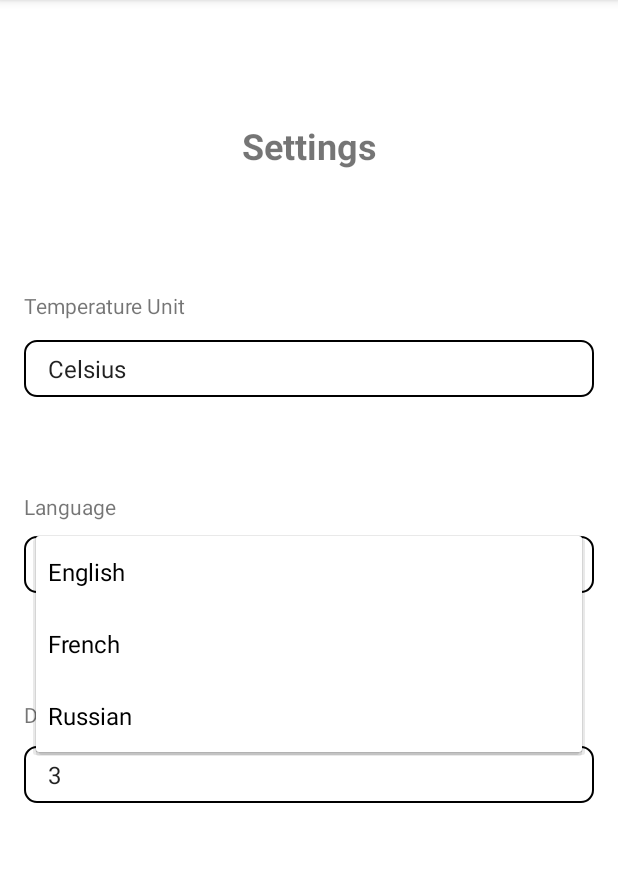
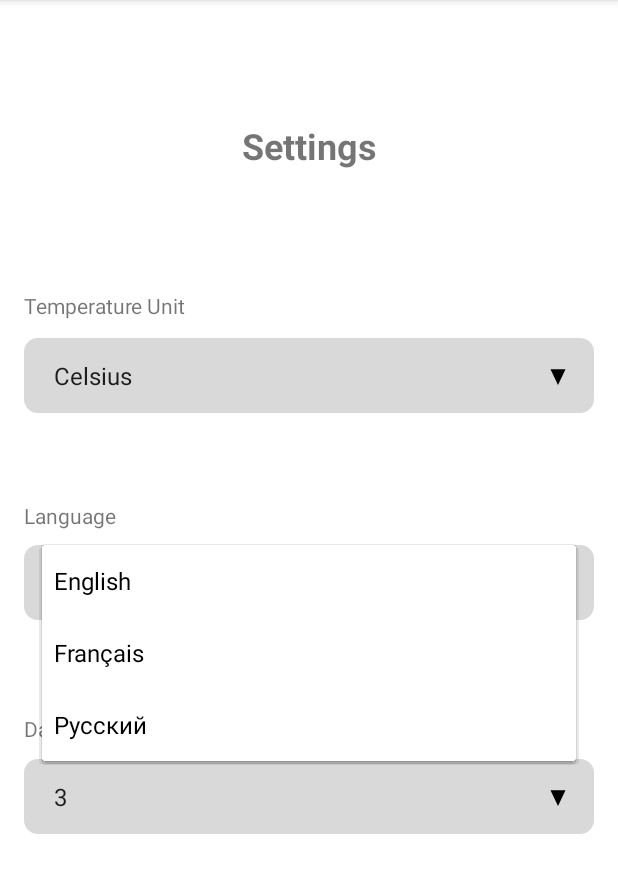
Before and after one commit to Aymanbalaa/WiScan, an Android app: the SettingsActivity screen opened directly, with no data from a screen before it, after a tap on "English", on a phone screen of 412 x 824 dp, the part 84-977 px from its top. Run offline under Robolectric (Android 15) with nearby library versions, the phone set to English and light mode, and no system bars.

Commit message:
Changes
-Changed the languuages in the spinner

-Changed the spinner UI

```diff
--- a/app/src/main/res/drawable/baseline_arrow.xml
+++ b/app/src/main/res/drawable/baseline_arrow.xml
@@ -6,17 +6,16 @@
            <item>
 
                <shape android:shape = "rectangle">
-
                    <solid android:color = '@color/grey'/>
                    <padding android:right = "12dp"
                        android:left = "12dp"/>
-                   <corners android:radius = "0dp"/>
+                   <corners android:radius = "9dp"/>
 
                </shape>
 
            </item>
 
-              <item android:drawable = "@drawable/ic_arrow_right_24"
+              <item android:drawable = "@drawable/ic_arrow_down"
                   android:gravity ="end"/>
 
 
--- a/app/src/main/res/layout/activity_settings.xml
+++ b/app/src/main/res/layout/activity_settings.xml
@@ -34,9 +34,9 @@
     <Spinner
         android:id="@+id/spinnerMetric"
         android:layout_width="0dp"
-        android:layout_height="38dp"
+        android:layout_height="50dp"
         android:layout_marginTop="136dp"
-        android:background="@drawable/custom_spinner"
+        android:background="@drawable/baseline_arrow"
         android:entries="@array/measurementsArray"
         android:prompt="@string/spinnerPrompt2"
         app:layout_constraintBottom_toBottomOf="parent"
@@ -61,8 +61,8 @@
     <Spinner
         android:id="@+id/spinnerLanguage"
         android:layout_width="0dp"
-        android:layout_height="wrap_content"
-        android:background="@drawable/custom_spinner"
+        android:layout_height="50dp"
+        android:background="@drawable/baseline_arrow"
         android:entries="@array/languageArray"
         android:prompt="@string/spinnerPrompt3"
         app:layout_constraintBottom_toBottomOf="parent"
@@ -87,8 +87,8 @@
     <Spinner
         android:id="@+id/spinnerDB"
         android:layout_width="0dp"
-        android:layout_height="wrap_content"
-        android:background="@drawable/custom_spinner"
+        android:layout_height="50dp"
+        android:background="@drawable/baseline_arrow"
         android:entries="@array/databaseArray"
         android:prompt="@string/spinnerPrompt4"
         app:layout_constraintBottom_toBottomOf="parent"
--- a/app/src/main/res/values/strings.xml
+++ b/app/src/main/res/values/strings.xml
@@ -52,8 +52,10 @@
 
     <string name="spinnerPrompt3">Language</string>
     <string name="language1">English</string>
-    <string name="language2">French</string>
-    <string name="language3">Russian</string>
+    <string name="language2">Français</string>
+    <string name="language3">Русский</string>
+
+
     <string-array name="languageArray">
         <item>@string/language1</item>
         <item>@string/language2</item>
```
Also changed, not shown: 2 other files.
